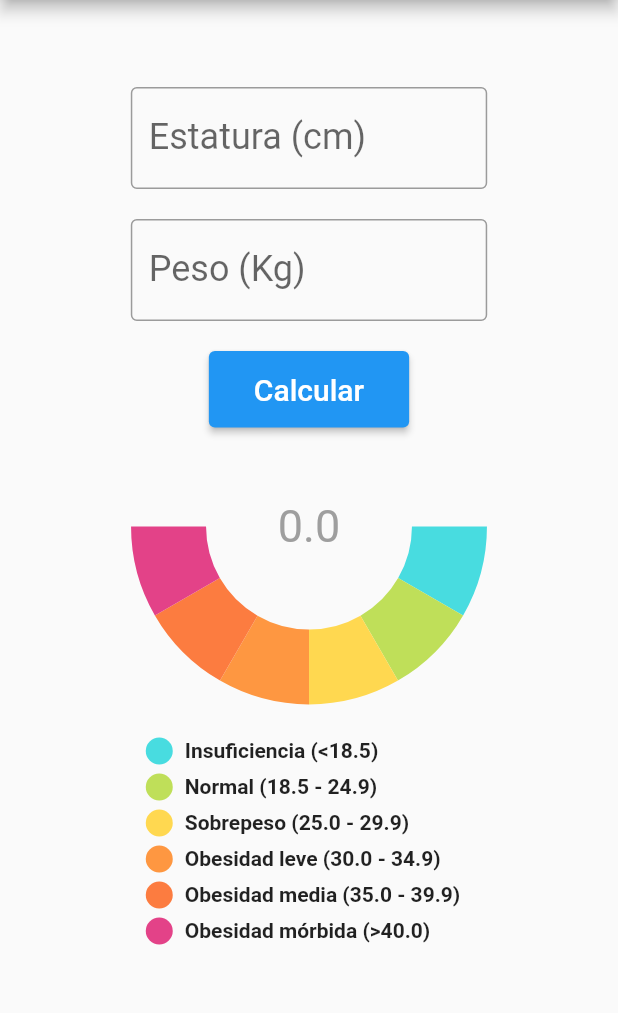
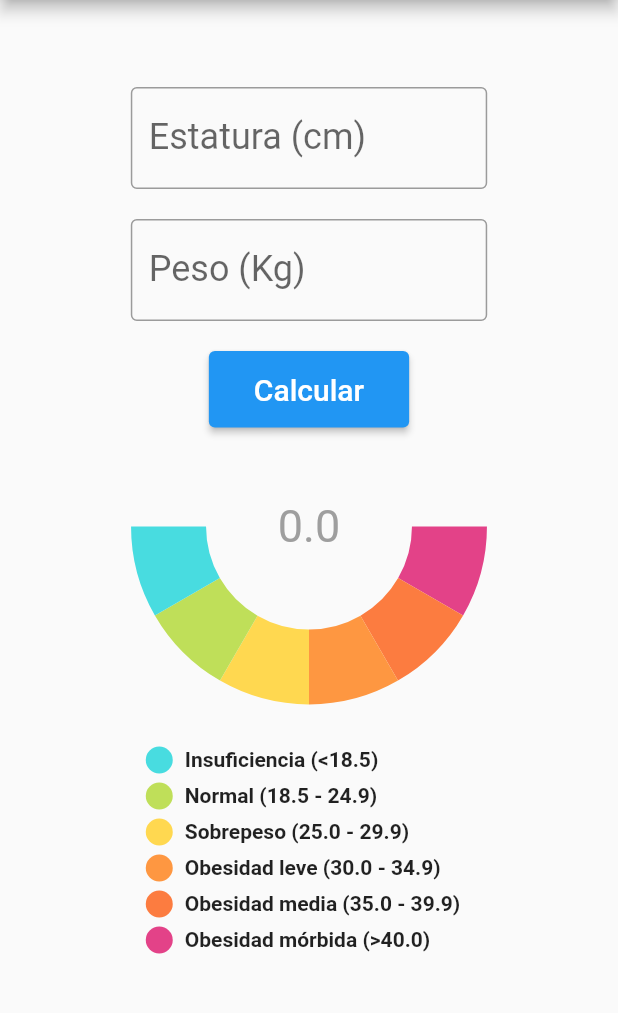
Before and after one commit to carlosvchrdevelop/flutter-bmi-calculator, a Flutter app: the screen it shows after launch, on a phone screen of 412 x 824 dp, the part 84-1097 px from its top. Run offline on Flutter 3.47's test engine with Material 2 defaults, Android fonts, the phone set to English and light mode, and no system bars; drawn by our look-alikes of pie_chart.

Commit message:
Arreglo para que se muestren los colores del char en orden inverso

```diff
--- a/lib/imc_chart.dart
+++ b/lib/imc_chart.dart
@@ -6,6 +6,15 @@ class IMCChart extends StatelessWidget {
 
   @override
   Widget build(BuildContext context) {
+    const List<Color> colorListChart = [
+      Color.fromRGBO(255, 255, 255, 0),
+      Color.fromRGBO(227, 66, 136, 76),
+      Color.fromRGBO(252, 124, 64, 1),
+      Color.fromRGBO(254, 151, 65, 1),
+      Color.fromRGBO(255, 216, 80, 1),
+      Color.fromRGBO(191, 223, 89, 1),
+      Color.fromRGBO(72, 220, 224, 1),
+    ];
     const List<Color> colorList = [
       Color.fromRGBO(255, 255, 255, 0),
       Color.fromRGBO(72, 220, 224, 1),
@@ -29,16 +38,32 @@ class IMCChart extends StatelessWidget {
         child: Container(
       transform: Matrix4.translationValues(
           0.0, -((MediaQuery.of(context).size.width / 4.4) - 50), 0.0),
-      child: PieChart(
+      child: Column(
+        children: [
+          PieChart(
+            // Chart
             dataMap: chartData,
             animationDuration: const Duration(milliseconds: 800),
             chartLegendSpacing: 20,
             chartRadius: MediaQuery.of(context).size.width / 2.2,
-        colorList: colorList,
+            colorList: colorListChart,
             initialAngleInDegree: 180,
             chartType: ChartType.ring,
             ringStrokeWidth: 50,
             centerText: "0.0",
+            legendOptions: const LegendOptions(showLegends: false),
+            chartValuesOptions: const ChartValuesOptions(
+                chartValueStyle: TextStyle(fontSize: 30, color: Colors.grey),
+                showChartValueBackground: false,
+                showChartValues: false),
+          ),
+          PieChart(
+            // Legend
+            dataMap: chartData,
+            chartLegendSpacing: 10,
+            chartRadius: 0,
+            colorList: colorList,
+            ringStrokeWidth: 0,
             legendOptions: const LegendOptions(
               showLegendsInRow: false,
               legendPosition: LegendPosition.bottom,
@@ -49,13 +74,10 @@ class IMCChart extends StatelessWidget {
               ),
             ),
             chartValuesOptions: const ChartValuesOptions(
-          chartValueStyle: TextStyle(fontSize: 30, color: Colors.grey),
-          showChartValueBackground: false,
               showChartValues: false,
-          showChartValuesInPercentage: false,
-          showChartValuesOutside: false,
-          decimalPlaces: 1,
             ),
+          ),
+        ],
       ),
     ));
   }
```
Lines whose indentation alone changed are shown as unchanged.
